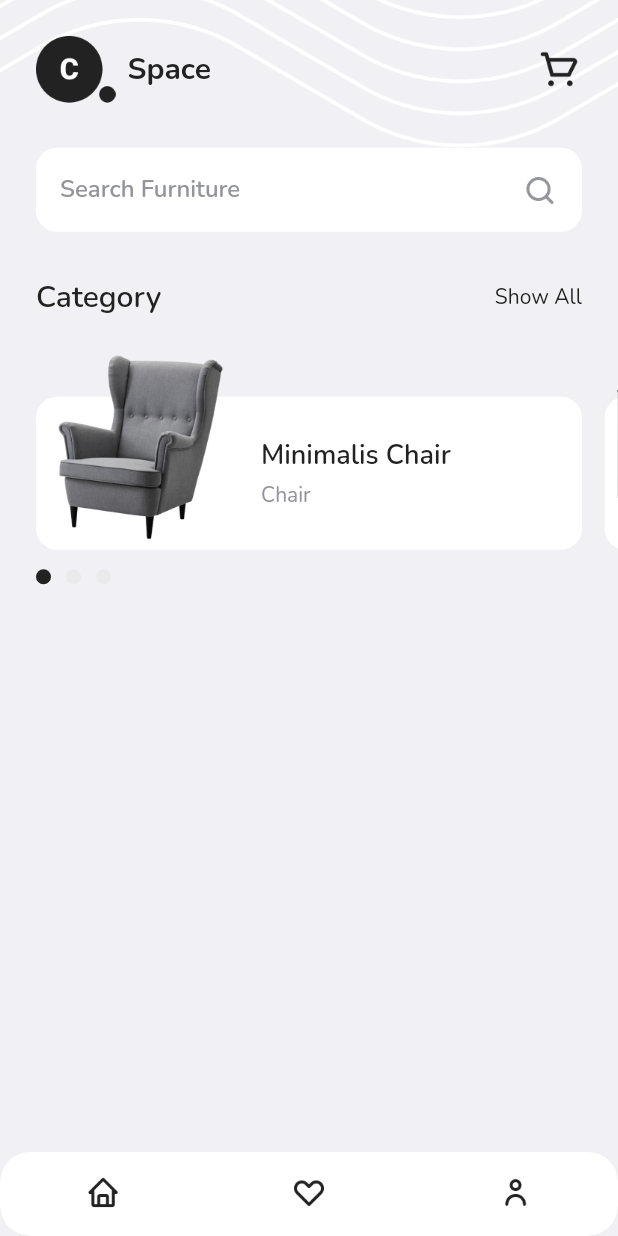
After one commit to emariif/space, a Flutter app: the HomePage screen opened by its route, on a phone screen of 412 x 824 dp. The commit adds this screen. Run offline on Flutter 3.47's test engine with Material 2 defaults, Android fonts, the phone set to English and light mode, and no system bars; drawn by our look-alikes of carousel_slider; our stand-ins replace fluttertoast, google_fonts; missing offline and left inert: dart:ffi.

Commit message:
Home Page Title, Search, Category

```diff
--- a/lib/main.dart
+++ b/lib/main.dart
@@ -1,4 +1,5 @@
 import 'package:flutter/material.dart';
+import 'package:space/pages/home_page.dart';
 import 'package:space/pages/onboarding_page.dart';
 import 'package:space/pages/splash_page.dart';
 import 'package:space/pages/sign_in_page.dart';
@@ -16,6 +17,7 @@ class MyApp extends StatelessWidget {
         '/':(context) => const SplashPage(),
         '/onboarding':(context) => const OnboardingPage(),
         '/sign-in': (context) => const SignInPage(),
+        '/home': (context) => const HomePage(),
       },
     );
   }
--- /dev/null
+++ b/lib/pages/home_page.dart
@@ -0,0 +1,216 @@
+import 'package:carousel_slider/carousel_slider.dart';
+import 'package:flutter/material.dart';
+import 'package:space/theme.dart';
+import 'package:space/widgets/home_category_item.dart';
+
+class HomePage extends StatefulWidget {
+  const HomePage({Key? key}) : super(key: key);
+
+  @override
+  State<HomePage> createState() => _HomePageState();
+}
+
+class _HomePageState extends State<HomePage> {
+
+  int categoryIndex = 0;
+
+  @override
+  Widget build(BuildContext context) {
+    return Scaffold(
+        backgroundColor: kWhiteGreyColor,
+        bottomNavigationBar: ClipRRect(
+          borderRadius: BorderRadius.circular(20),
+          child: BottomNavigationBar(
+            showSelectedLabels: false,
+            showUnselectedLabels: false,
+            backgroundColor: kWhiteColor,
+            items: [
+              BottomNavigationBarItem(
+                icon: Image.asset(
+                  'assets/icon_home.png',
+                  width: 24,
+                ),
+                label: 'home',
+              ),
+              BottomNavigationBarItem(
+                icon: Image.asset(
+                  'assets/icon_wishlist.png',
+                  width: 24,
+                ),
+                label: 'wishlist',
+              ),
+              BottomNavigationBarItem(
+                icon: Image.asset(
+                  'assets/icon_profile.png',
+                  width: 24,
+                ),
+                label: 'profile',
+              ),
+            ],
+          ),
+        ),
+        body: Stack(
+          children: [
+            Image.asset(
+              'assets/image_background.png',
+            ),
+            ListView(
+              children: [
+                // NOTE: HEADER/TITLE
+                Container(
+                  margin: const EdgeInsets.only(top: 24),
+                  padding: const EdgeInsets.symmetric(horizontal: 24),
+                  child: Row(
+                    children: [
+                      Image.asset(
+                        'assets/logo_dark.png',
+                        width: 53,
+                      ),
+                      const SizedBox(width: 8),
+                      Text(
+                        'Space',
+                        style: blackTextStyle.copyWith(
+                            fontSize: 20, fontWeight: bold),
+                      ),
+                      const Spacer(),
+                      Image.asset(
+                        'assets/icon_cart.png',
+                        width: 30,
+                      ),
+                    ],
+                  ),
+                ),
+
+                // NOTE: SEARCH BAR
+                Container(
+                  margin: const EdgeInsets.only(
+                    top: 30,
+                    left: 24,
+                    right: 24,
+                  ),
+                  padding: const EdgeInsets.all(16),
+                  decoration: BoxDecoration(
+                    borderRadius: BorderRadius.circular(14),
+                    color: kWhiteColor,
+                  ),
+                  child: Row(
+                    mainAxisAlignment: MainAxisAlignment.spaceBetween,
+                    children: [
+                      Text(
+                        'Search Furniture',
+                        style: greyTextStyle.copyWith(
+                          fontSize: 16,
+                          fontWeight: semiBold,
+                        ),
+                      ),
+                      Image.asset(
+                        'assets/icon_search.png',
+                        color: kGreyColor,
+                        width: 24,
+                      ),
+                    ],
+                  ),
+                ),
+
+                // NOTE: CATEGORY TITLE
+                Container(
+                  margin: const EdgeInsets.only(
+                    top: 30,
+                    left: 24,
+                    right: 24,
+                  ),
+                  child: Row(
+                    mainAxisAlignment: MainAxisAlignment.spaceBetween,
+                    children: [
+                      Text(
+                        'Category',
+                        style: blackTextStyle.copyWith(
+                            fontSize: 20, fontWeight: semiBold),
+                      ),
+                      Text(
+                        'Show All',
+                        style: blackTextStyle,
+                      ),
+                    ],
+                  ),
+                ),
+
+                // NOTE: CATEGORY CAROUSEL
+                Container(
+                  margin: const EdgeInsets.only(top: 25),
+                  child: CarouselSlider(
+                    items: const [
+                      HomeCategoryItem(
+                        title: 'Minimalis Chair',
+                        subTitle: 'Chair',
+                        imageUrl: 'assets/image_product_category1.png',
+                      ),
+                      HomeCategoryItem(
+                        title: 'Minimalis Table',
+                        subTitle: 'Table',
+                        imageUrl: 'assets/image_product_category2.png',
+                      ),
+                      HomeCategoryItem(
+                        title: 'Minimalis Chair',
+                        subTitle: 'Chair',
+                        imageUrl: 'assets/image_product_category3.png',
+                      ),
+                    ],
+                    options: CarouselOptions(
+                      height: 130,
+                      enableInfiniteScroll: false,
+                      viewportFraction: 0.92,
+                      onPageChanged: (index, _) {
+                        setState(() {
+                          categoryIndex = index;
+                        });
+                      },
+                    ),
+                  ),
+                ),
+
+                // NOTE : INDICATOR CARAOUSEL
+                Container(
+                  margin: const EdgeInsets.only(
+                    top: 13,
+                    left: 24,
+                    right: 24,
+                  ),
+                  child: Row(
+                    children: [
+                      Container(
+                        width: 10,
+                        height: 10,
+                        margin: const EdgeInsets.only(right: 10),
+                        decoration: BoxDecoration(
+                          shape: BoxShape.circle,
+                          color: categoryIndex == 0 ? kBlackColor : kLineDarkColor,
+                        ),
+                      ),
+                      Container(
+                        width: 10,
+                        height: 10,
+                        margin: const EdgeInsets.only(right: 10),
+                        decoration: BoxDecoration(
+                          shape: BoxShape.circle,
+                          color: categoryIndex == 1 ? kBlackColor : kLineDarkColor,
+                        ),
+                      ),
+                      Container(
+                        width: 10,
+                        height: 10,
+                        margin: const EdgeInsets.only(right: 10),
+                        decoration: BoxDecoration(
+                          shape: BoxShape.circle,
+                          color: categoryIndex == 2 ? kBlackColor : kLineDarkColor,
+                        ),
+                      ),
+                    ],
+                  ),
+                )
+              ],
+            ),
+          ],
+        ));
+  }
+}
--- a/lib/pages/sign_in_page.dart
+++ b/lib/pages/sign_in_page.dart
@@ -215,6 +215,8 @@ class _SignInPageState extends State<SignInPage> {
                 toastDuration: const Duration(seconds: 2),
                 gravity: ToastGravity.BOTTOM,
               );
+            } else {
+              Navigator.pushNamed(context, '/home');
             }
           });
         },
--- /dev/null
+++ b/lib/widgets/home_category_item.dart
@@ -0,0 +1,61 @@
+import 'package:flutter/material.dart';
+import 'package:space/theme.dart';
+
+class HomeCategoryItem extends StatelessWidget {
+  final String title;
+  final String subTitle;
+  final String imageUrl;
+
+  const HomeCategoryItem({
+    Key? key,
+    required this.title,
+    required this.subTitle,
+    required this.imageUrl,
+  }) : super(key: key);
+
+  @override
+  Widget build(BuildContext context) {
+    return Container(
+      height: 123,
+      width: MediaQuery.of(context).size.width - (2 * 24),
+      child: Stack(
+        children: [
+          Align(
+            alignment: Alignment.bottomCenter,
+            child: Container(
+              height: 102,
+              decoration: BoxDecoration(
+                color: kWhiteColor,
+                borderRadius: BorderRadius.circular(14),
+              ),
+              child: Row(
+                children: [
+                  const SizedBox(width: 150),
+                  Column(
+                    crossAxisAlignment: CrossAxisAlignment.start,
+                    mainAxisAlignment: MainAxisAlignment.center,
+                    children: [
+                      Text(
+                        title,
+                        style: blackTextStyle.copyWith(
+                          fontSize: 18,
+                          fontWeight: semiBold,
+                        ),
+                      ),
+                      const SizedBox(height: 4),
+                      Text(
+                        subTitle,
+                        style: greyTextStyle,
+                      ),
+                    ],
+                  ),
+                ],
+              ),
+            ),
+          ),
+          Image.asset(imageUrl, height: 123,)
+        ],
+      ),
+    );
+  }
+}
```
